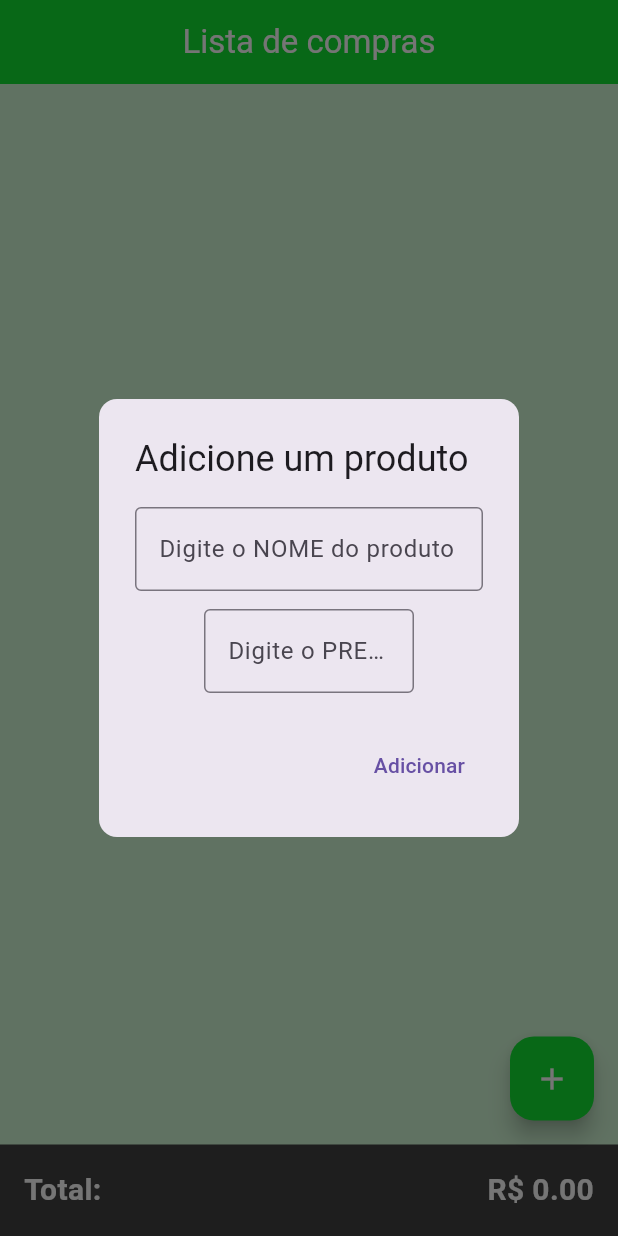
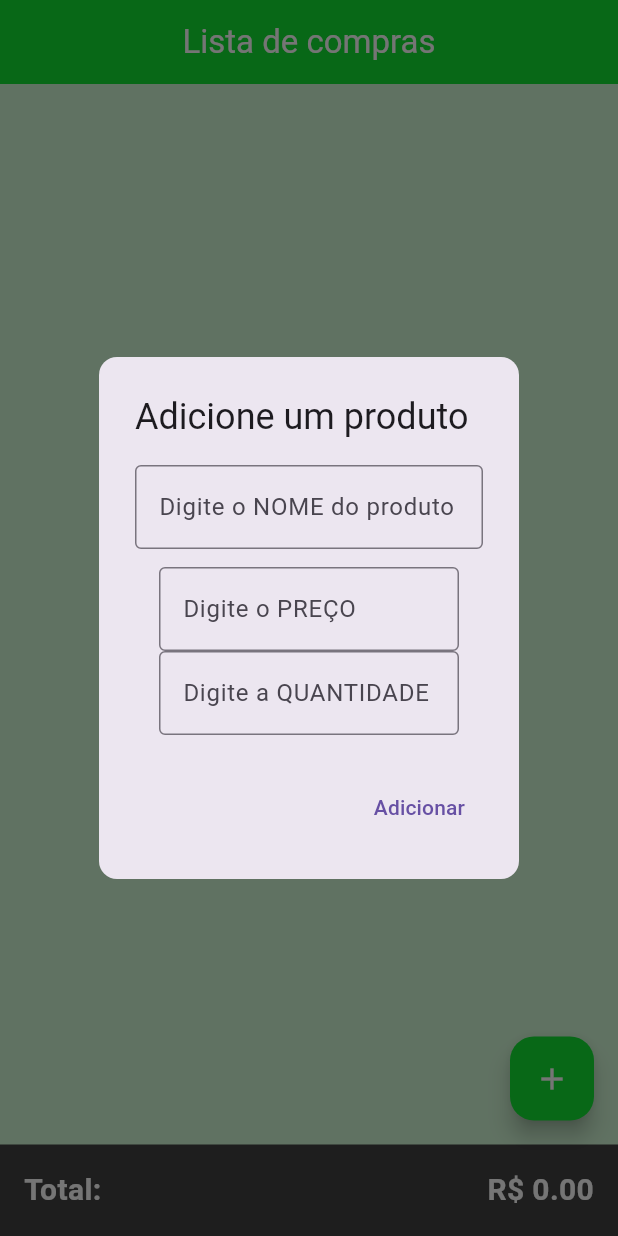
Before and after one commit to Oonailime/ListaDeCompras, a Flutter app: the screen it shows after launch, after a tap on the "add" icon, on a phone screen of 412 x 824 dp. Run offline on Flutter 3.47's test engine with Material 3 defaults, Android fonts, the phone set to English and light mode, and no system bars; our stand-ins replace shared_preferences.

Commit message:
adicionei quantidade

```diff
--- a/lib/main.dart
+++ b/lib/main.dart
@@ -15,14 +15,16 @@ void main() {
 class Produto {
   double preco;
   String nomeProduto;
+  int quantidade;
 
-  Produto({this.nomeProduto = '', this.preco = 0.0});
+  Produto({this.nomeProduto = '', this.preco = 0.0, this.quantidade = 0});
 }
 
 double TotalPreco(List<Produto> produtos) {
   double soma = 0;
+
   for (var produto in produtos) {
-    soma += produto.preco;
+    soma += produto.preco*produto.quantidade;
   }
   return soma;
 }
@@ -57,6 +59,7 @@ class _HomePageState extends State<HomePage> {
               return Produto(
                 nomeProduto: dados[0],
                 preco: double.parse(dados[1]),
+                quantidade: int.parse(dados[1])
               );
             })
             .toList();
@@ -69,7 +72,7 @@ class _HomePageState extends State<HomePage> {
   void _saveCompras() async {
     SharedPreferences prefs = await SharedPreferences.getInstance();
     List<String> produtosParaSalvar = _compras
-        .map((produto) => "${produto.nomeProduto}:${produto.preco.toString()}")
+        .map((produto) => "${produto.nomeProduto}:${produto.preco.toString()}:${produto.quantidade.toString()}")
         .toList();
     await prefs.setStringList('compras', produtosParaSalvar);
   }
@@ -101,6 +104,7 @@ class _HomePageState extends State<HomePage> {
                   children: [
                     Text('${_compras[index].nomeProduto}'),
                     Text('\$ ${_compras[index].preco.toStringAsFixed(2)}'),
+                    Text(' ${_compras[index].quantidade.toStringAsFixed(2)}'),
                   ],
                 ),
                 trailing: IconButton(
@@ -146,7 +150,7 @@ class _HomePageState extends State<HomePage> {
                     ),
                     SizedBox(height: 12),
                     SizedBox(
-                      width: 140,
+                      width: 200,
                       child: TextField(
                         decoration: InputDecoration(
                           border: OutlineInputBorder(),
@@ -157,6 +161,20 @@ class _HomePageState extends State<HomePage> {
                         onChanged: (String value) {
                           novoProduto.preco =
                               double.tryParse(value) ?? 0.0; // Atualiza o preço do produto
+                        },
+                      ),
+                    ),
+                    SizedBox(
+                      width: 200,
+                      child: TextField(
+                        decoration: InputDecoration(
+                          border: OutlineInputBorder(),
+                          hintText: 'Digite a QUANTIDADE',
+                        ),
+
+                        onChanged: (String value) {
+                          novoProduto.quantidade =
+                              int.tryParse(value) ?? 0; // Atualiza o preço do produto
                         },
                       ),
                     ),
@@ -172,6 +190,7 @@ class _HomePageState extends State<HomePage> {
                       });
                       Navigator.of(context).pop();
                     },
+
                     child: Text('Adicionar'),
                   )
                 ],
```
